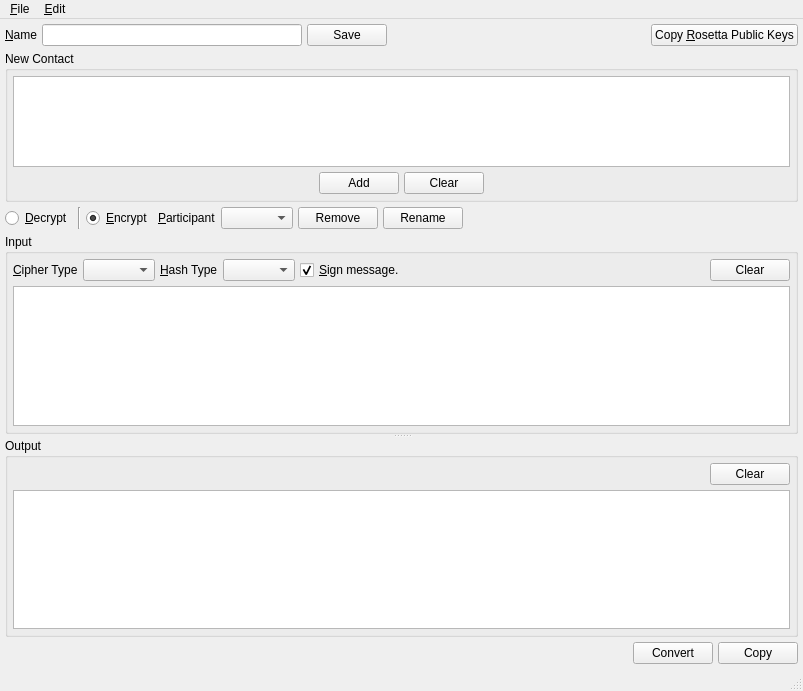
Old version of the form UI/rosetta.ui in the repository xloem/spot-on-svn.
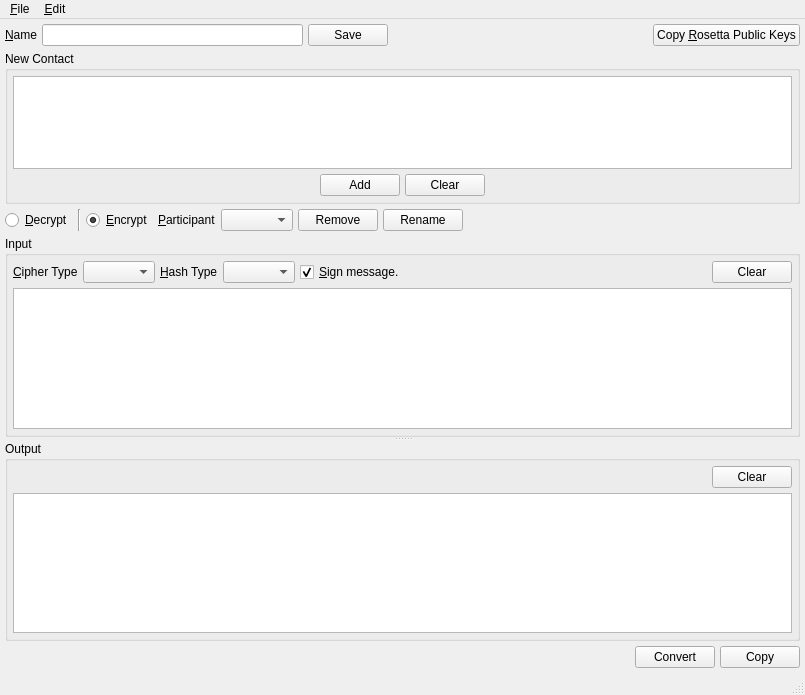
New version of the form. Icons and pictures are not drawn.

What changed in the file:
```diff
--- a/UI/rosetta.ui
+++ b/UI/rosetta.ui
@@ -6,8 +6,8 @@
    <rect>
     <x>0</x>
     <y>0</y>
-    <width>803</width>
-    <height>691</height>
+    <width>805</width>
+    <height>695</height>
    </rect>
   </property>
   <property name="windowTitle">
@@ -408,8 +408,8 @@
     <rect>
      <x>0</x>
      <y>0</y>
-     <width>803</width>
-     <height>27</height>
+     <width>805</width>
+     <height>24</height>
     </rect>
    </property>
    <widget class="QMenu" name="menu_File">
```
